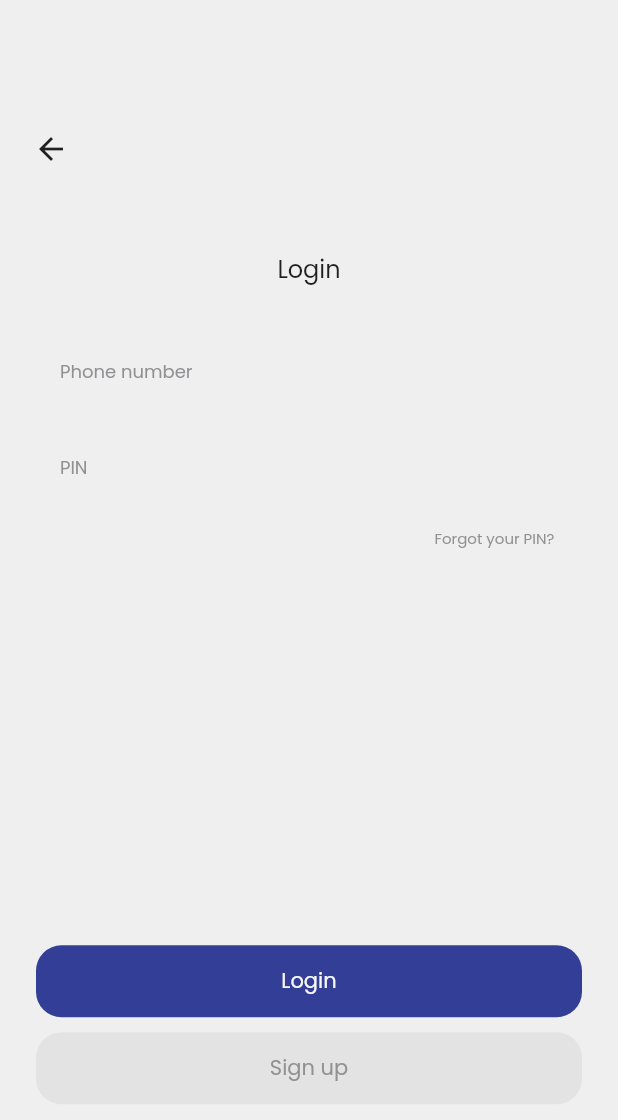
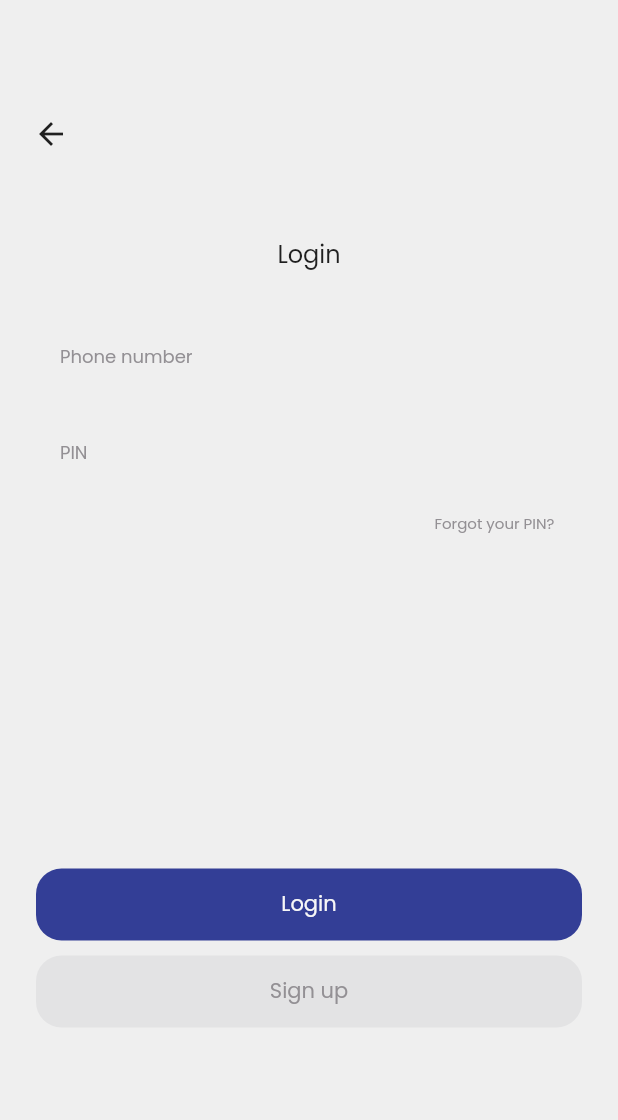
Before and after one commit to Orange-Hackathon/tapcash-Cross-Platform, a Flutter app: the screen it shows after launch, after a tap on "Login", on a phone screen of 412 x 824 dp. Shown: the top 1120 px of the screen. Run offline on Flutter 3.47's test engine with Material 2 defaults, Android fonts, the phone set to English and light mode, and no system bars; our stand-ins replace animated_splash_screen, email_validator, fl_chart, hexcolor, pin_code_fields, shared_preferences.

Commit message:
(fix): dimensions

```diff
--- a/orange_hackathon_flutter/lib/views/screens/authentication/create_new_pin_screen.dart
+++ b/orange_hackathon_flutter/lib/views/screens/authentication/create_new_pin_screen.dart
@@ -175,7 +175,7 @@ class CreateNewPinScreen extends StatelessWidget {
               ),
             ),
             SizedBox(
-              height: 0.386 * screenHeight,
+              height: 0.33 * screenHeight,
             ),
             Padding(
                 padding: const EdgeInsets.symmetric(
--- a/orange_hackathon_flutter/lib/views/screens/authentication/forgot_pin_screen.dart
+++ b/orange_hackathon_flutter/lib/views/screens/authentication/forgot_pin_screen.dart
@@ -25,7 +25,7 @@ class ForgotPinScreen extends StatelessWidget {
                   mainAxisAlignment: MainAxisAlignment.start,
                   children: [
                     const SizedBox(
-                      height: 75,
+                      height: 55,
                     ),
                     Padding(
                       padding: const EdgeInsets.symmetric(horizontal: 10),
@@ -122,7 +122,7 @@ class ForgotPinScreen extends StatelessWidget {
                               ),
                             ),
                           ),
-                          SizedBox(height: .39 * screenHeight),
+                          SizedBox(height: .35 * screenHeight),
                           Padding(
                               padding: const EdgeInsets.symmetric(
                                 horizontal: 24,
--- a/orange_hackathon_flutter/lib/views/screens/authentication/login_screen.dart
+++ b/orange_hackathon_flutter/lib/views/screens/authentication/login_screen.dart
@@ -1,4 +1,5 @@
 import 'package:flutter/material.dart';
+import 'package:flutter/services.dart';
 import 'package:hexcolor/hexcolor.dart';
 import 'package:orange_hackathon_flutter/controllers/authentication_controller.dart';
 import 'package:orange_hackathon_flutter/views/screens/authentication/forgot_pin_screen.dart';
@@ -29,7 +30,7 @@ class LoginScreen extends StatelessWidget {
                   mainAxisAlignment: MainAxisAlignment.start,
                   children: [
                     const SizedBox(
-                      height: 75,
+                      height: 65,
                     ),
                     Padding(
                       padding: const EdgeInsets.symmetric(horizontal: 10),
@@ -67,6 +68,9 @@ class LoginScreen extends StatelessWidget {
                           color: HexColor("#EFEFEF"),
                         ),
                         child: TextFormField(
+                          inputFormatters: <TextInputFormatter>[
+                            FilteringTextInputFormatter.digitsOnly,
+                          ],
                           maxLength: 11,
                           validator: (val) {
                             if (val!.isEmpty) {
@@ -172,7 +176,7 @@ class LoginScreen extends StatelessWidget {
                           )),
                     ),
                     SizedBox(
-                      height: 0.30 * screenHeight,
+                      height: 0.25 * screenHeight,
                     ),
                     Padding(
                         padding: const EdgeInsets.symmetric(
@@ -187,7 +191,8 @@ class LoginScreen extends StatelessWidget {
                                   Navigator.push(
                                       context,
                                       MaterialPageRoute(
-                                          builder: (context) =>const Dashboard()));
+                                          builder: (context) =>
+                                              const Dashboard()));
                                 }
                               },
                               color: HexColor("#333E96"),
--- a/orange_hackathon_flutter/lib/views/screens/authentication/personal_info_screen.dart
+++ b/orange_hackathon_flutter/lib/views/screens/authentication/personal_info_screen.dart
@@ -162,7 +162,7 @@ class PersonalInfoScreen extends StatelessWidget {
                         ),
                       ),
                       SizedBox(
-                        height: 0.32 * screenHeight,
+                        height: 0.3 * screenHeight,
                       ),
                       //Spacer(),
                       SizedBox(
@@ -174,7 +174,8 @@ class PersonalInfoScreen extends StatelessWidget {
                               if (emailController.text != '' &&
                                   firstNameController.text != '' &&
                                   lastNameController.text != '' &&
-                                  EmailValidator.validate(emailController.text)) {
+                                  EmailValidator.validate(
+                                      emailController.text)) {
                                 pageController.nextPage(
                                     duration: kDuration, curve: kCurve);
                               }
--- a/orange_hackathon_flutter/lib/views/screens/authentication/phone_number_screen.dart
+++ b/orange_hackathon_flutter/lib/views/screens/authentication/phone_number_screen.dart
@@ -120,7 +120,6 @@ class PhoneNumberScreen extends StatelessWidget {
                                     return null;
                                   }
                                 },
-
                                 controller: phoneController,
                                 maxLength: 11,
                                 keyboardType: TextInputType.phone,
@@ -190,21 +189,23 @@ class PhoneNumberScreen extends StatelessWidget {
                             left: 24, right: 24, bottom: 0),
                         child: SizedBox(
                           height: 48,
-                          width: 312,
+                          width: double.infinity,
                           child: DefaultButton(
                               onSubmitted: () async {
                                 if (formKey.currentState!.validate()) {
-                                  bool isPhoneAvailable =
-                                      await value2.checkAvailablePhone(
-                                          phoneController.text);
+                                  pageController.nextPage(
+                                      duration: kDuration, curve: kCurve);
+                                  // bool isPhoneAvailable =
+                                  //     await value2.checkAvailablePhone(
+                                  //         phoneController.text);
 
-                                  if (isPhoneAvailable) {
-                                    pageController.nextPage(
-                                        duration: kDuration, curve: kCurve);
-                                  } else {
-                                    // showToast(
-                                    //     "You already have an account with this number");
-                                  }
+                                  // if (isPhoneAvailable) {
+                                  //   pageController.nextPage(
+                                  //       duration: kDuration, curve: kCurve);
+                                  // } else {
+                                  //   // showToast(
+                                  //   //     "You already have an account with this number");
+                                  // }
                                 }
                               },
                               color: HexColor("#E3E3E4"),
```
